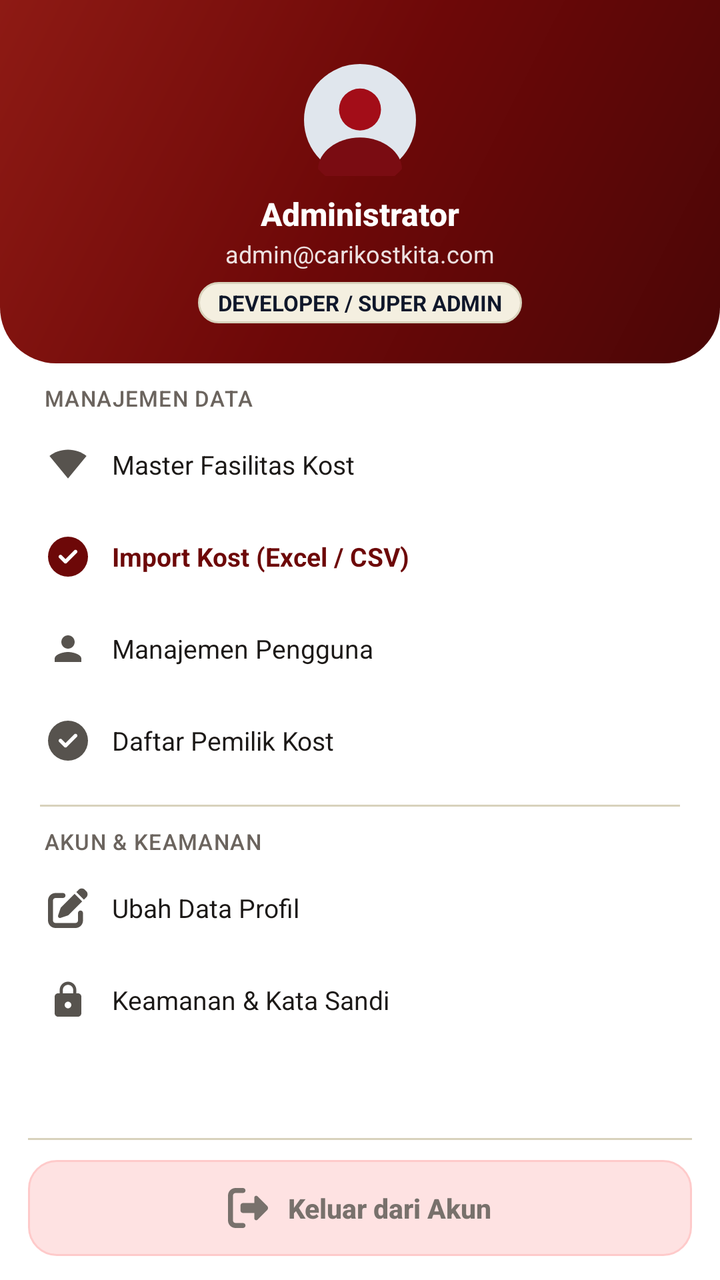
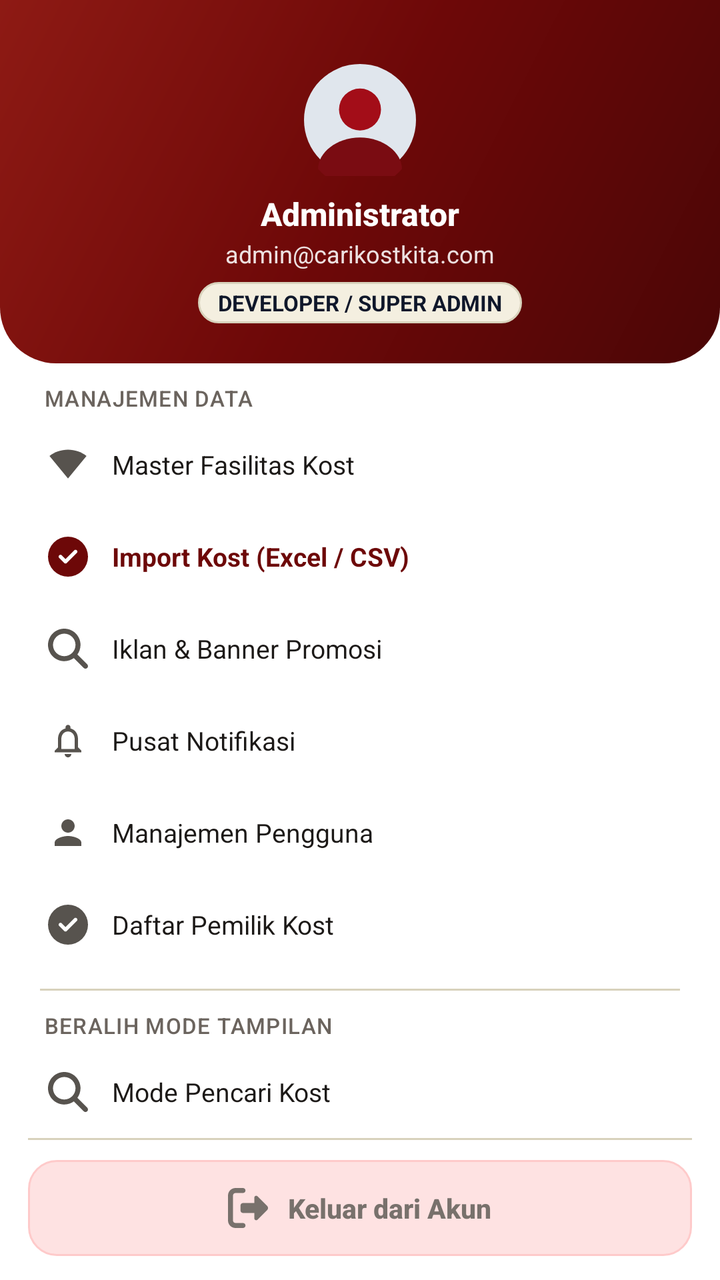

The first picture is an Android layout as it rendered before a commit; the second is the same layout after the commit. The layout source and the unified diff follow.
<!-- AndroidManifest.xml: application theme Theme.CariKostKita -->
<!-- res/layout/view_admin_drawer.xml -->
<?xml version="1.0" encoding="utf-8"?>
<LinearLayout xmlns:android="http://schemas.android.com/apk/res/android"
    xmlns:app="http://schemas.android.com/apk/res-auto"
    android:id="@+id/nav_view_admin"
    android:layout_width="300dp"
    android:layout_height="match_parent"
    android:layout_gravity="start"
    android:background="@color/surface"
    android:clickable="true"
    android:focusable="true"
    android:orientation="vertical">

    
    <LinearLayout
        android:layout_width="match_parent"
        android:layout_height="wrap_content"
        android:background="@drawable/bg_header_curved"
        android:gravity="center_horizontal"
        android:orientation="vertical"
        android:paddingHorizontal="16dp"
        android:paddingTop="32dp"
        android:paddingBottom="20dp">

        <FrameLayout
            android:layout_width="56dp"
            android:layout_height="56dp">

            <ImageView
                android:id="@+id/iv_admin_drawer_avatar"
                android:layout_width="56dp"
                android:layout_height="56dp"
                android:contentDescription="Avatar Developer"
                android:scaleType="centerCrop"
                android:src="@drawable/ic_avatar_male" />
        </FrameLayout>

        <TextView
            android:id="@+id/tv_admin_drawer_name"
            android:layout_width="wrap_content"
            android:layout_height="wrap_content"
            android:layout_marginTop="8dp"
            android:ellipsize="end"
            android:fontFamily="sans-serif-medium"
            android:maxLines="1"
            android:text="Administrator"
            android:textColor="@color/white"
            android:textSize="16sp"
            android:textStyle="bold" />

        <TextView
            android:id="@+id/tv_admin_drawer_email"
            android:layout_width="wrap_content"
            android:layout_height="wrap_content"
            android:layout_marginTop="1dp"
            android:ellipsize="end"
            android:fontFamily="sans-serif"
            android:maxLines="1"
            android:text="admin@carikostkita.com"
            android:textColor="#E0FFFFFF"
            android:textSize="12sp" />

        <TextView
            android:layout_width="wrap_content"
            android:layout_height="wrap_content"
            android:layout_marginTop="6dp"
            android:background="@drawable/bg_badge_putra"
            android:paddingHorizontal="10dp"
            android:paddingVertical="3dp"
            android:text="DEVELOPER / SUPER ADMIN"
            android:textColor="#0F172A"
            android:textSize="11sp"
            android:textStyle="bold" />
    </LinearLayout>

    
    <androidx.core.widget.NestedScrollView
        android:layout_width="match_parent"
        android:layout_height="0dp"
        android:layout_weight="1"
        android:fillViewport="true"
        android:overScrollMode="never">

        <LinearLayout
            android:layout_width="match_parent"
            android:layout_height="wrap_content"
            android:orientation="vertical"
            android:paddingHorizontal="14dp"
            android:paddingVertical="10dp">

            
            <TextView
                android:layout_width="wrap_content"
                android:layout_height="wrap_content"
                android:layout_marginStart="8dp"
                android:layout_marginBottom="4dp"
                android:fontFamily="sans-serif-medium"
                android:letterSpacing="0.04"
                android:text="MANAJEMEN DATA"
                android:textColor="@color/text_muted"
                android:textSize="11sp" />

            
            <LinearLayout
                android:id="@+id/item_drawer_admin_fasilitas"
                android:layout_width="match_parent"
                android:layout_height="44dp"
                android:background="?attr/selectableItemBackground"
                android:gravity="center_vertical"
                android:orientation="horizontal"
                android:paddingHorizontal="10dp">

                <ImageView
                    android:layout_width="20dp"
                    android:layout_height="20dp"
                    android:contentDescription="Fasilitas"
                    android:src="@drawable/ic_wifi"
                    app:tint="@color/text_secondary" />

                <TextView
                    android:layout_width="0dp"
                    android:layout_height="wrap_content"
                    android:layout_marginStart="12dp"
                    android:layout_weight="1"
                    android:fontFamily="sans-serif"
                    android:text="Master Fasilitas Kost"
                    android:textColor="@color/text_primary"
                    android:textSize="13sp" />
            </LinearLayout>

            
            <LinearLayout
                android:id="@+id/item_drawer_admin_bulk_import"
                android:layout_width="match_parent"
                android:layout_height="44dp"
                android:layout_marginTop="2dp"
                android:background="?attr/selectableItemBackground"
                android:gravity="center_vertical"
                android:orientation="horizontal"
                android:paddingHorizontal="10dp">

                <ImageView
                    android:layout_width="20dp"
                    android:layout_height="20dp"
                    android:contentDescription="Import Berkas"
                    android:src="@drawable/ic_verified"
                    app:tint="@color/primary" />

                <TextView
                    android:layout_width="0dp"
                    android:layout_height="wrap_content"
                    android:layout_marginStart="12dp"
                    android:layout_weight="1"
                    android:fontFamily="sans-serif"
                    android:text="Import Kost (Excel / CSV)"
                    android:textColor="@color/primary"
                    android:textStyle="bold"
                    android:textSize="13sp" />
            </LinearLayout>

            <LinearLayout
                android:id="@+id/item_drawer_admin_users"
                android:layout_width="match_parent"
                android:layout_height="44dp"
                android:layout_marginTop="2dp"
                android:background="?attr/selectableItemBackground"
                android:gravity="center_vertical"
                android:orientation="horizontal"
                android:paddingHorizontal="10dp">

                <ImageView
                    android:layout_width="20dp"
                    android:layout_height="20dp"
                    android:contentDescription="Pengguna"
                    android:src="@drawable/ic_nav_profile"
                    app:tint="@color/text_secondary" />

                <TextView
                    android:layout_width="0dp"
                    android:layout_height="wrap_content"
                    android:layout_marginStart="12dp"
                    android:layout_weight="1"
                    android:fontFamily="sans-serif"
                    android:text="Manajemen Pengguna"
                    android:textColor="@color/text_primary"
                    android:textSize="13sp" />
            </LinearLayout>

            
            <LinearLayout
                android:id="@+id/item_drawer_admin_owners"
                android:layout_width="match_parent"
                android:layout_height="44dp"
                android:layout_marginTop="2dp"
                android:background="?attr/selectableItemBackground"
                android:gravity="center_vertical"
                android:orientation="horizontal"
                android:paddingHorizontal="10dp">

                <ImageView
                    android:layout_width="20dp"
                    android:layout_height="20dp"
                    android:contentDescription="Pemilik"
                    android:src="@drawable/ic_verified"
                    app:tint="@color/text_secondary" />

                <TextView
                    android:layout_width="0dp"
                    android:layout_height="wrap_content"
                    android:layout_marginStart="12dp"
                    android:layout_weight="1"
                    android:fontFamily="sans-serif"
                    android:text="Daftar Pemilik Kost"
                    android:textColor="@color/text_primary"
                    android:textSize="13sp" />
            </LinearLayout>

            <View
                android:layout_width="match_parent"
                android:layout_height="1dp"
                android:layout_marginHorizontal="6dp"
                android:layout_marginVertical="10dp"
                android:background="@color/border_subtle" />

            
            <TextView
                android:layout_width="wrap_content"
                android:layout_height="wrap_content"
                android:layout_marginStart="8dp"
                android:layout_marginBottom="4dp"
                android:fontFamily="sans-serif-medium"
                android:letterSpacing="0.04"
                android:text="AKUN &amp; KEAMANAN"
                android:textColor="@color/text_muted"
                android:textSize="11sp" />

            
            <LinearLayout
                android:id="@+id/item_drawer_admin_edit_profile"
                android:layout_width="match_parent"
                android:layout_height="44dp"
                android:background="?attr/selectableItemBackground"
                android:gravity="center_vertical"
                android:orientation="horizontal"
                android:paddingHorizontal="10dp">

                <ImageView
                    android:layout_width="20dp"
                    android:layout_height="20dp"
                    android:contentDescription="Ubah Profil"
                    android:src="@drawable/ic_edit"
                    app:tint="@color/text_secondary" />

                <TextView
                    android:layout_width="0dp"
                    android:layout_height="wrap_content"
                    android:layout_marginStart="12dp"
                    android:layout_weight="1"
                    android:fontFamily="sans-serif"
                    android:text="Ubah Data Profil"
                    android:textColor="@color/text_primary"
                    android:textSize="13sp" />
            </LinearLayout>

            
            <LinearLayout
                android:id="@+id/item_drawer_admin_change_password"
                android:layout_width="match_parent"
                android:layout_height="44dp"
                android:layout_marginTop="2dp"
                android:background="?attr/selectableItemBackground"
                android:gravity="center_vertical"
                android:orientation="horizontal"
                android:paddingHorizontal="10dp">

                <ImageView
                    android:layout_width="20dp"
                    android:layout_height="20dp"
                    android:contentDescription="Kata Sandi"
                    android:src="@drawable/ic_lock"
                    app:tint="@color/text_secondary" />

                <TextView
                    android:layout_width="0dp"
                    android:layout_height="wrap_content"
                    android:layout_marginStart="12dp"
                    android:layout_weight="1"
                    android:fontFamily="sans-serif"
                    android:text="Keamanan &amp; Kata Sandi"
                    android:textColor="@color/text_primary"
                    android:textSize="13sp" />
            </LinearLayout>

        </LinearLayout>
    </androidx.core.widget.NestedScrollView>

    
    <LinearLayout
        android:layout_width="match_parent"
        android:layout_height="wrap_content"
        android:background="@color/surface"
        android:orientation="vertical"
        android:paddingHorizontal="14dp"
        android:paddingVertical="12dp">

        <View
            android:layout_width="match_parent"
            android:layout_height="1dp"
            android:layout_marginBottom="10dp"
            android:background="@color/border_subtle" />

        <LinearLayout
            android:id="@+id/btn_drawer_admin_logout"
            android:layout_width="match_parent"
            android:layout_height="48dp"
            android:background="@drawable/bg_drawer_logout"
            android:clickable="true"
            android:focusable="true"
            android:gravity="center"
            android:orientation="horizontal">

            <ImageView
                android:layout_width="20dp"
                android:layout_height="20dp"
                android:contentDescription="Keluar"
                android:src="@drawable/ic_logout"
                app:tint="@color/status_tidak_aktif" />

            <TextView
                android:layout_width="wrap_content"
                android:layout_height="wrap_content"
                android:layout_marginStart="10dp"
                android:fontFamily="sans-serif-medium"
                android:text="Keluar dari Akun"
                android:textColor="@color/status_tidak_aktif"
                android:textSize="13.5sp"
                android:textStyle="bold" />
        </LinearLayout>
    </LinearLayout>

</LinearLayout>
<!-- resources referenced by this layout -->
<resources>
  <color name="border_subtle">#D8D2BC</color>
  <color name="primary">#6D0808</color>
  <color name="status_tidak_aktif">#78716C</color>
  <color name="surface">#FFFFFF</color>
  <color name="text_muted">#6B645E</color>
  <color name="text_primary">#1C1917</color>
  <color name="text_secondary">#57534E</color>
  <color name="white">#FFFFFF</color>
  <!-- drawable bg_badge_putra (drawable) -->
  <?xml version="1.0" encoding="utf-8"?>
  <shape xmlns:android="http://schemas.android.com/apk/res/android">
      <solid android:color="@color/badge_putra_soft" />
      <stroke android:width="1dp" android:color="@color/border_subtle" />
      <corners android:radius="99dp" />
  </shape>
  <!-- drawable bg_drawer_logout (drawable) -->
  <?xml version="1.0" encoding="utf-8"?>
  <shape xmlns:android="http://schemas.android.com/apk/res/android"
      android:shape="rectangle">
      <solid android:color="@color/logout_red_soft" />
      <stroke
          android:width="1dp"
          android:color="@color/logout_red_border" />
      <corners android:radius="14dp" />
  </shape>
  <!-- drawable ic_nav_profile (drawable) -->
  <vector xmlns:android="http://schemas.android.com/apk/res/android"
      android:width="24dp"
      android:height="24dp"
      android:viewportWidth="24"
      android:viewportHeight="24">
      <path
          android:fillColor="@color/text_primary"
          android:pathData="M12,12c2.21,0 4,-1.79 4,-4s-1.79,-4 -4,-4 -4,1.79 -4,4 1.79,4 4,4zm0,2c-2.67,0 -8,1.34 -8,4v2h16v-2c0,-2.66 -5.33,-4 -8,-4z"/>
  </vector>
  <!-- drawable ic_wifi (drawable) -->
  <vector xmlns:android="http://schemas.android.com/apk/res/android"
      android:width="24dp"
      android:height="24dp"
      android:viewportWidth="24"
      android:viewportHeight="24">
      <path
          android:fillColor="@color/text_primary"
          android:pathData="M12,3C7.79,3 3.97,4.41 0.9,6.76L12,20.25l11.1,-13.49C20.03,4.41 16.21,3 12,3z"/>
  </vector>
  <color name="badge_putra_soft">#F4EFE0</color>
  <color name="logout_red_soft">#FEE2E2</color>
  <color name="logout_red_border">#FECACA</color>
  <color name="header_primary_start">#8E1A14</color>
  <color name="header_primary_mid">#6D0808</color>
  <color name="header_primary_end">#4B0606</color>
  <color name="status_ditolak">#EF4444</color>
  <color name="primary_dark">#620808</color>
  <color name="on_primary">#EEEAD7</color>
  <color name="primary_soft">#F4EFE0</color>
  <color name="background">#EEEAD7</color>
  <color name="border">#D8D2BC</color>
  <!-- unchanged entries left out for length: 7 -->
</resources>

<!-- the commit's change to res/layout/view_admin_drawer.xml (unified diff, before → after) -->
@@ -157,6 +157,64 @@
                     android:textSize="13sp" />
             </LinearLayout>
 
+            
+            <LinearLayout
+                android:id="@+id/item_drawer_admin_ads"
+                android:layout_width="match_parent"
+                android:layout_height="44dp"
+                android:layout_marginTop="2dp"
+                android:background="?attr/selectableItemBackground"
+                android:gravity="center_vertical"
+                android:orientation="horizontal"
+                android:paddingHorizontal="10dp">
+
+                <ImageView
+                    android:layout_width="20dp"
+                    android:layout_height="20dp"
+                    android:contentDescription="Iklan"
+                    android:src="@drawable/ic_nav_search"
+                    app:tint="@color/text_secondary" />
+
+                <TextView
+                    android:layout_width="0dp"
+                    android:layout_height="wrap_content"
+                    android:layout_marginStart="12dp"
+                    android:layout_weight="1"
+                    android:fontFamily="sans-serif"
+                    android:text="Iklan &amp; Banner Promosi"
+                    android:textColor="@color/text_primary"
+                    android:textSize="13sp" />
+            </LinearLayout>
+
+            
+            <LinearLayout
+                android:id="@+id/item_drawer_admin_notif"
+                android:layout_width="match_parent"
+                android:layout_height="44dp"
+                android:layout_marginTop="2dp"
+                android:background="?attr/selectableItemBackground"
+                android:gravity="center_vertical"
+                android:orientation="horizontal"
+                android:paddingHorizontal="10dp">
+
+                <ImageView
+                    android:layout_width="20dp"
+                    android:layout_height="20dp"
+                    android:contentDescription="Notifikasi"
+                    android:src="@drawable/ic_bell"
+                    app:tint="@color/text_secondary" />
+
+                <TextView
+                    android:layout_width="0dp"
+                    android:layout_height="wrap_content"
+                    android:layout_marginStart="12dp"
+                    android:layout_weight="1"
+                    android:fontFamily="sans-serif"
+                    android:text="Pusat Notifikasi"
+                    android:textColor="@color/text_primary"
+                    android:textSize="13sp" />
+            </LinearLayout>
+
             <LinearLayout
                 android:id="@+id/item_drawer_admin_users"
                 android:layout_width="match_parent"
@@ -210,6 +268,82 @@
                     android:layout_weight="1"
                     android:fontFamily="sans-serif"
                     android:text="Daftar Pemilik Kost"
+                    android:textColor="@color/text_primary"
+                    android:textSize="13sp" />
+            </LinearLayout>
+
+            <View
+                android:layout_width="match_parent"
+                android:layout_height="1dp"
+                android:layout_marginHorizontal="6dp"
+                android:layout_marginVertical="10dp"
+                android:background="@color/border_subtle" />
+
+            
+            <TextView
+                android:layout_width="wrap_content"
+                android:layout_height="wrap_content"
+                android:layout_marginStart="8dp"
+                android:layout_marginBottom="4dp"
+                android:fontFamily="sans-serif-medium"
+                android:letterSpacing="0.04"
+                android:text="BERALIH MODE TAMPILAN"
+                android:textColor="@color/text_muted"
+                android:textSize="11sp" />
+
+            
+            <LinearLayout
+                android:id="@+id/item_drawer_admin_switch_pencari"
+                android:layout_width="match_parent"
+                android:layout_height="44dp"
+                android:background="?attr/selectableItemBackground"
+                android:gravity="center_vertical"
+                android:orientation="horizontal"
+                android:paddingHorizontal="10dp">
+
+                <ImageView
+                    android:layout_width="20dp"
+                    android:layout_height="20dp"
+                    android:contentDescription="Mode Pencari"
+                    android:src="@drawable/ic_nav_search"
+                    app:tint="@color/text_secondary" />
+
+                <TextView
+                    android:layout_width="0dp"
+                    android:layout_height="wrap_content"
+                    android:layout_marginStart="12dp"
+                    android:layout_weight="1"
+                    android:fontFamily="sans-serif"
+                    android:text="Mode Pencari Kost"
+                    android:textColor="@color/text_primary"
+                    android:textSize="13sp" />
+            </LinearLayout>
+
+            
+            <LinearLayout
+                android:id="@+id/item_drawer_admin_switch_pemilik"
+                android:layout_width="match_parent"
+                android:layout_height="44dp"
+                android:layout_marginTop="2dp"
+                android:background="?attr/selectableItemBackground"
+                android:gravity="center_vertical"
+                android:orientation="horizontal"
+                android:paddingHorizontal="10dp">
+
+                <ImageView
+                    android:layout_width="20dp"
+                    android:layout_height="20dp"
+                    android:contentDescription="Mode Pemilik"
+                    android:src="@drawable/ic_nav_home"
+                    app:tint="@color/text_secondary" />
+
+                <TextView
+                    android:layout_width="0dp"
+                    android:layout_height="wrap_content"
+                    android:layout_marginStart="12dp"
+                    android:layout_weight="1"
+                    android:fontFamily="sans-serif"
+                    android:text="Mode Pemilik Kost"
                     android:textColor="@color/text_primary"
                     android:textSize="13sp" />
             </LinearLayout>
<!-- resource entries referenced after the edit -->
@@ -25,6 +25,26 @@
           android:color="@color/logout_red_border" />
       <corners android:radius="14dp" />
   </shape>
+  <!-- drawable ic_bell (drawable) -->
+  <vector xmlns:android="http://schemas.android.com/apk/res/android"
+      android:width="24dp"
+      android:height="24dp"
+      android:viewportWidth="24"
+      android:viewportHeight="24">
+      <path
+          android:fillColor="@color/text_primary"
+          android:pathData="M12,22c1.1,0 2,-0.9 2,-2h-4c0,1.1 0.9,2 2,2zm6,-6v-5c0,-3.07 -1.63,-5.64 -4.5,-6.32V4c0,-0.83 -0.67,-1.5 -1.5,-1.5s-1.5,0.67 -1.5,1.5v0.68C7.64,5.36 6,7.92 6,11v5l-2,2v1h16v-1l-2,-2zm-2,1H8v-6c0,-2.48 1.51,-4.5 4,-4.5s4,2.02 4,4.5v6z"/>
+  </vector>
+  <!-- drawable ic_nav_home (drawable) -->
+  <vector xmlns:android="http://schemas.android.com/apk/res/android"
+      android:width="24dp"
+      android:height="24dp"
+      android:viewportWidth="24"
+      android:viewportHeight="24">
+      <path
+          android:fillColor="@color/text_primary"
+          android:pathData="M10,20v-6h4v6h5v-8h3L12,3 2,12h3v8z"/>
+  </vector>
   <!-- drawable ic_nav_profile (drawable) -->
   <vector xmlns:android="http://schemas.android.com/apk/res/android"
       android:width="24dp"
@@ -34,6 +54,16 @@
       <path
           android:fillColor="@color/text_primary"
           android:pathData="M12,12c2.21,0 4,-1.79 4,-4s-1.79,-4 -4,-4 -4,1.79 -4,4 1.79,4 4,4zm0,2c-2.67,0 -8,1.34 -8,4v2h16v-2c0,-2.66 -5.33,-4 -8,-4z"/>
+  </vector>
+  <!-- drawable ic_nav_search (drawable) -->
+  <vector xmlns:android="http://schemas.android.com/apk/res/android"
+      android:width="24dp"
+      android:height="24dp"
+      android:viewportWidth="512"
+      android:viewportHeight="512">
+      <path
+          android:fillColor="@color/text_muted"
+          android:pathData="M416,208c0,45.9 -14.9,88.3 -40,122.7L502.6,457.4c12.5,12.5 12.5,32.8 0,45.3s-32.8,12.5 -45.3,0L330.7,376c-34.4,25.2 -76.8,40 -122.7,40C93.1,416 0,322.9 0,208S93.1,0 208,0s208,93.1 208,208zM208,352a144,144 0,1 0 0,-288 144,144 0,1 0 0,288z"/>
   </vector>
   <!-- drawable ic_wifi (drawable) -->
   <vector xmlns:android="http://schemas.android.com/apk/res/android"
